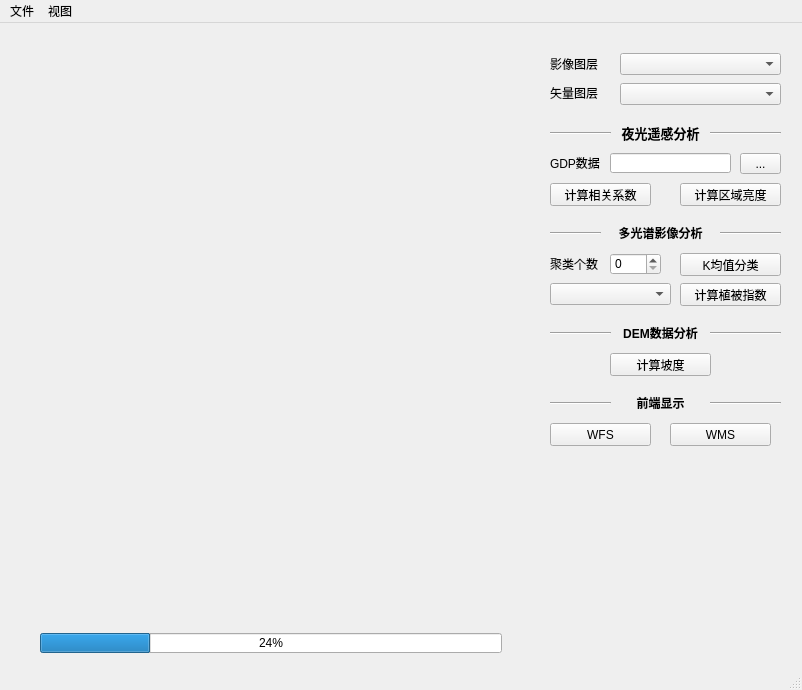
This is ui/mapView.ui in FireboyWatergirls/RasterAnalysis as Qt 5 draws it before an edit. The edited form follows.
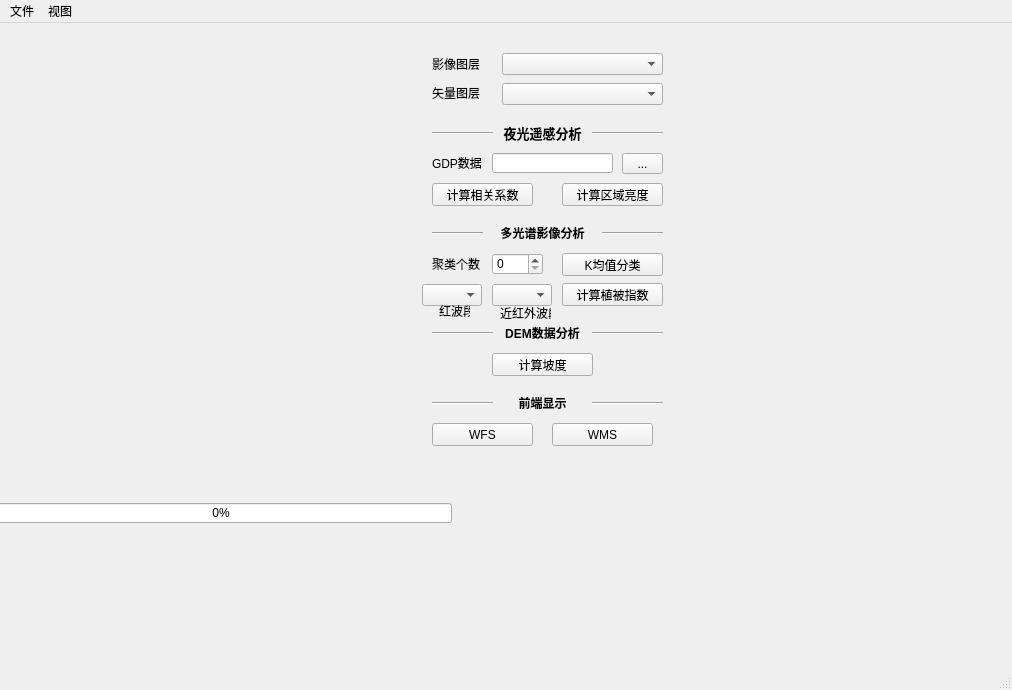
This is the edited form.

Patch:
```diff
--- a/ui/mapView.ui
+++ b/ui/mapView.ui
@@ -6,7 +6,7 @@
    <rect>
     <x>0</x>
     <y>0</y>
-    <width>802</width>
+    <width>1012</width>
     <height>690</height>
    </rect>
   </property>
@@ -17,17 +17,17 @@
    <widget class="QWidget" name="mapWidget" native="true">
     <property name="geometry">
      <rect>
-      <x>20</x>
-      <y>20</y>
-      <width>511</width>
-      <height>571</height>
+      <x>80</x>
+      <y>10</y>
+      <width>321</width>
+      <height>461</height>
      </rect>
     </property>
    </widget>
    <widget class="QComboBox" name="input_raster_layer">
     <property name="geometry">
      <rect>
-      <x>620</x>
+      <x>502</x>
       <y>30</y>
       <width>161</width>
       <height>22</height>
@@ -37,7 +37,7 @@
    <widget class="QLabel" name="label">
     <property name="geometry">
      <rect>
-      <x>550</x>
+      <x>432</x>
       <y>30</y>
       <width>51</width>
       <height>21</height>
@@ -50,7 +50,7 @@
    <widget class="QComboBox" name="input_vector_layer">
     <property name="geometry">
      <rect>
-      <x>620</x>
+      <x>502</x>
       <y>60</y>
       <width>161</width>
       <height>22</height>
@@ -60,7 +60,7 @@
    <widget class="QLabel" name="label_2">
     <property name="geometry">
      <rect>
-      <x>550</x>
+      <x>432</x>
       <y>60</y>
       <width>51</width>
       <height>20</height>
@@ -73,7 +73,7 @@
    <widget class="Line" name="line_2">
     <property name="geometry">
      <rect>
-      <x>550</x>
+      <x>432</x>
       <y>100</y>
       <width>61</width>
       <height>20</height>
@@ -86,7 +86,7 @@
    <widget class="QPushButton" name="pushButton_3">
     <property name="geometry">
      <rect>
-      <x>680</x>
+      <x>562</x>
       <y>230</y>
       <width>101</width>
       <height>23</height>
@@ -99,7 +99,7 @@
    <widget class="Line" name="line_3">
     <property name="geometry">
      <rect>
-      <x>550</x>
+      <x>432</x>
       <y>200</y>
       <width>51</width>
       <height>20</height>
@@ -112,7 +112,7 @@
    <widget class="Line" name="line_4">
     <property name="geometry">
      <rect>
-      <x>550</x>
+      <x>432</x>
       <y>300</y>
       <width>61</width>
       <height>20</height>
@@ -125,7 +125,7 @@
    <widget class="QPushButton" name="pushButton_4">
     <property name="geometry">
      <rect>
-      <x>680</x>
+      <x>562</x>
       <y>260</y>
       <width>101</width>
       <height>23</height>
@@ -138,7 +138,7 @@
    <widget class="Line" name="line_5">
     <property name="geometry">
      <rect>
-      <x>550</x>
+      <x>432</x>
       <y>370</y>
       <width>61</width>
       <height>20</height>
@@ -151,7 +151,7 @@
    <widget class="QPushButton" name="pushButton_5">
     <property name="geometry">
      <rect>
-      <x>610</x>
+      <x>492</x>
       <y>330</y>
       <width>101</width>
       <height>23</height>
@@ -164,7 +164,7 @@
    <widget class="QPushButton" name="pushButton_6">
     <property name="geometry">
      <rect>
-      <x>550</x>
+      <x>432</x>
       <y>400</y>
       <width>101</width>
       <height>23</height>
@@ -177,7 +177,7 @@
    <widget class="QPushButton" name="pushButton_7">
     <property name="geometry">
      <rect>
-      <x>670</x>
+      <x>552</x>
       <y>400</y>
       <width>101</width>
       <height>23</height>
@@ -190,20 +190,20 @@
    <widget class="QProgressBar" name="status">
     <property name="geometry">
      <rect>
-      <x>40</x>
-      <y>610</y>
+      <x>-10</x>
+      <y>480</y>
       <width>462</width>
       <height>20</height>
      </rect>
     </property>
     <property name="value">
-     <number>24</number>
+     <number>0</number>
     </property>
    </widget>
    <widget class="QLabel" name="label_7">
     <property name="geometry">
      <rect>
-      <x>610</x>
+      <x>492</x>
       <y>100</y>
       <width>101</width>
       <height>21</height>
@@ -216,7 +216,7 @@
    <widget class="Line" name="line_6">
     <property name="geometry">
      <rect>
-      <x>710</x>
+      <x>592</x>
       <y>100</y>
       <width>71</width>
       <height>20</height>
@@ -229,7 +229,7 @@
    <widget class="QLabel" name="label_5">
     <property name="geometry">
      <rect>
-      <x>550</x>
+      <x>432</x>
       <y>230</y>
       <width>51</width>
       <height>21</height>
@@ -242,27 +242,17 @@
    <widget class="QSpinBox" name="spinBox">
     <property name="geometry">
      <rect>
-      <x>610</x>
+      <x>492</x>
       <y>230</y>
       <width>51</width>
       <height>22</height>
      </rect>
     </property>
    </widget>
-   <widget class="QComboBox" name="comboBox_4">
-    <property name="geometry">
-     <rect>
-      <x>550</x>
-      <y>260</y>
-      <width>121</width>
-      <height>22</height>
-     </rect>
-    </property>
-   </widget>
    <widget class="QLabel" name="label_8">
     <property name="geometry">
      <rect>
-      <x>610</x>
+      <x>492</x>
       <y>200</y>
       <width>101</width>
       <height>20</height>
@@ -275,7 +265,7 @@
    <widget class="Line" name="line_7">
     <property name="geometry">
      <rect>
-      <x>720</x>
+      <x>602</x>
       <y>200</y>
       <width>61</width>
       <height>20</height>
@@ -288,7 +278,7 @@
    <widget class="QLabel" name="label_3">
     <property name="geometry">
      <rect>
-      <x>550</x>
+      <x>432</x>
       <y>130</y>
       <width>51</width>
       <height>20</height>
@@ -301,7 +291,7 @@
    <widget class="QLineEdit" name="lineEdit">
     <property name="geometry">
      <rect>
-      <x>610</x>
+      <x>492</x>
       <y>130</y>
       <width>121</width>
       <height>20</height>
@@ -311,7 +301,7 @@
    <widget class="QToolButton" name="toolButton">
     <property name="geometry">
      <rect>
-      <x>740</x>
+      <x>622</x>
       <y>130</y>
       <width>41</width>
       <height>21</height>
@@ -324,7 +314,7 @@
    <widget class="QPushButton" name="pushButton_2">
     <property name="geometry">
      <rect>
-      <x>550</x>
+      <x>432</x>
       <y>160</y>
       <width>101</width>
       <height>23</height>
@@ -337,7 +327,7 @@
    <widget class="QPushButton" name="pushButton">
     <property name="geometry">
      <rect>
-      <x>680</x>
+      <x>562</x>
       <y>160</y>
       <width>101</width>
       <height>23</height>
@@ -350,7 +340,7 @@
    <widget class="QLabel" name="label_9">
     <property name="geometry">
      <rect>
-      <x>610</x>
+      <x>492</x>
       <y>300</y>
       <width>101</width>
       <height>20</height>
@@ -363,7 +353,7 @@
    <widget class="Line" name="line_8">
     <property name="geometry">
      <rect>
-      <x>710</x>
+      <x>592</x>
       <y>300</y>
       <width>71</width>
       <height>20</height>
@@ -376,7 +366,7 @@
    <widget class="QLabel" name="label_10">
     <property name="geometry">
      <rect>
-      <x>610</x>
+      <x>492</x>
       <y>370</y>
       <width>101</width>
       <height>20</height>
@@ -389,7 +379,7 @@
    <widget class="Line" name="line_9">
     <property name="geometry">
      <rect>
-      <x>710</x>
+      <x>592</x>
       <y>370</y>
       <width>71</width>
       <height>20</height>
@@ -399,14 +389,60 @@
      <enum>Qt::Horizontal</enum>
     </property>
    </widget>
+   <widget class="QComboBox" name="comboBox_R">
+    <property name="geometry">
+     <rect>
+      <x>422</x>
+      <y>261</y>
+      <width>60</width>
+      <height>22</height>
+     </rect>
+    </property>
+   </widget>
+   <widget class="QComboBox" name="comboBox_NIR">
+    <property name="geometry">
+     <rect>
+      <x>492</x>
+      <y>261</y>
+      <width>60</width>
+      <height>22</height>
+     </rect>
+    </property>
+   </widget>
+   <widget class="QLabel" name="label_4">
+    <property name="geometry">
+     <rect>
+      <x>439</x>
+      <y>280</y>
+      <width>31</width>
+      <height>16</height>
+     </rect>
+    </property>
+    <property name="text">
+     <string>红波段</string>
+    </property>
+   </widget>
+   <widget class="QLabel" name="label_6">
+    <property name="geometry">
+     <rect>
+      <x>500</x>
+      <y>280</y>
+      <width>51</width>
+      <height>20</height>
+     </rect>
+    </property>
+    <property name="text">
+     <string>近红外波段</string>
+    </property>
+   </widget>
   </widget>
   <widget class="QMenuBar" name="menubar">
    <property name="geometry">
     <rect>
      <x>0</x>
      <y>0</y>
-     <width>802</width>
-     <height>23</height>
+     <width>1012</width>
+     <height>18</height>
     </rect>
    </property>
    <widget class="QMenu" name="file">
```
Left out of the diff: 9 changed lines with no effect on the pictures.
